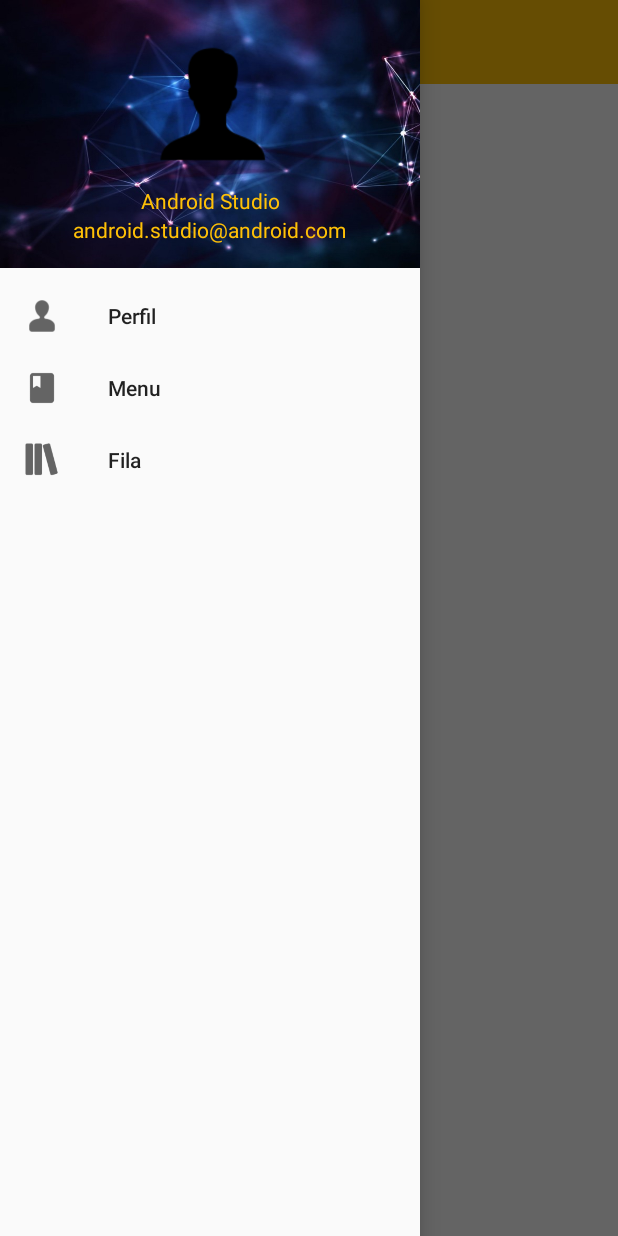
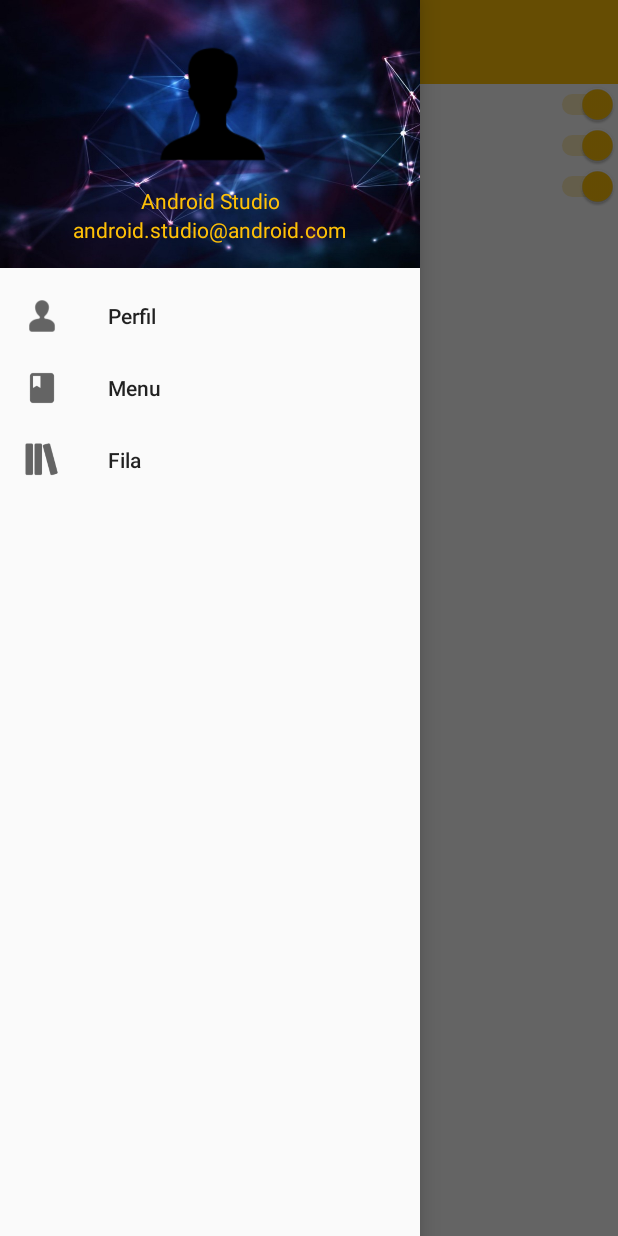
Before and after one commit to Lmorales3/ProyectoQuack, an Android app: the NotificacionActivity screen opened directly, with no data from a screen before it, with the side drawer open, on a phone screen of 412 x 824 dp. Run offline under Robolectric (Android 15) with nearby library versions, the phone set to English and light mode, and no system bars.

Commit message:
notificacion sin fila

```diff
--- a/app/src/main/AndroidManifest.xml
+++ b/app/src/main/AndroidManifest.xml
@@ -1,5 +1,6 @@
 <?xml version="1.0" encoding="utf-8"?>
 <manifest xmlns:android="http://schemas.android.com/apk/res/android"
+    xmlns:tools="http://schemas.android.com/tools"
     package="com.example.proyectoquack">
 
     <uses-permission android:name="android.permission.INTERNET" />
@@ -7,12 +8,14 @@
     <uses-permission android:name="com.android.alarm.permission.SET_ALARM"/>
 
     <application
+
         android:allowBackup="true"
         android:icon="@mipmap/ic_launcher"
         android:label="@string/app_name"
         android:roundIcon="@mipmap/ic_launcher_round"
         android:supportsRtl="true"
         android:theme="@style/AppTheme">
+
         <activity android:name=".Activities.EleccionMenuActivity" />
         <activity android:name=".Activities.EleccionComidaActivity" />
         <activity android:name=".Activities.MenuActivity" />
--- a/app/src/main/java/com/example/proyectoquack/Activities/NotificacionActivity.java
+++ b/app/src/main/java/com/example/proyectoquack/Activities/NotificacionActivity.java
@@ -7,6 +7,7 @@
 import android.content.BroadcastReceiver;
 import android.content.Context;
 import android.content.Intent;
+import android.content.SharedPreferences;
 import android.os.Bundle;
 import android.os.Handler;
 import android.support.design.widget.NavigationView;
@@ -19,7 +20,9 @@
 import android.view.Menu;
 import android.view.MenuItem;
 import android.view.View;
+import android.widget.CompoundButton;
 import android.widget.ImageView;
+import android.widget.Switch;
 import android.widget.TextView;
 import android.widget.Toast;
 
@@ -27,7 +30,14 @@
 import com.example.proyectoquack.Entidades.Usuario;
 import com.example.proyectoquack.MyReceiver;
 import com.example.proyectoquack.R;
+import com.example.proyectoquack.RWSettings;
 
+import java.io.DataInputStream;
+import java.io.DataOutputStream;
+import java.io.FileInputStream;
+import java.io.FileNotFoundException;
+import java.io.FileOutputStream;
+import java.io.IOException;
 import java.util.Date;
 
 public class NotificacionActivity extends AppCompatActivity implements NavigationView.OnNavigationItemSelectedListener {
@@ -41,7 +51,7 @@
 
     private boolean doubleBackToExitPressedOnce = false;
 
-
+    private Switch swn, swg, swj;
     @Override
     protected void onCreate(Bundle savedInstanceState) {
         super.onCreate(savedInstanceState);
@@ -57,7 +67,6 @@
         drawer.addDrawerListener(toggle);
         toggle.syncState();
 
-
         navigationView.setNavigationItemSelectedListener(this);
 
         View headView = navigationView.getHeaderView(0);
@@ -68,18 +77,23 @@
         HeaderConductor_foto.setImageResource(R.drawable.user);
 
 
-        Context context = getApplicationContext();
 
+        final Context context = getApplicationContext();
+
+        /*
         long sistime = ((long)Math.floor((System.currentTimeMillis() +
                 900000/2)/900000) * 900000) + 900000;//para notificar en intervalos de 15 min
-
+         */
+        //notificaciones
         Intent notifyIntent = new Intent(this, MyReceiver.class);
         PendingIntent pendingIntent = PendingIntent.getBroadcast
                 (context, 0, notifyIntent, PendingIntent.FLAG_UPDATE_CURRENT);
         AlarmManager alarmManager = (AlarmManager) context.getSystemService(Context.ALARM_SERVICE);
         alarmManager.setRepeating(AlarmManager.RTC_WAKEUP, /*sistime*/System.currentTimeMillis(),
-                15 * 1000 * 60 /* 60 * 24*/, pendingIntent);
+                15 * 1000 * 60/* 60 * 24*/, pendingIntent);
         //900000 milis = 15 min
+
+        /*
         Date d1 = new Date(2019,11,1,0,0),
                 d2 = new Date(2019,11,1,0,15),
                 d3 = new Date(2019,11,1,0,30,0),
@@ -89,6 +103,79 @@
                 +d3.getTime()+"\n"+d4.getTime()+"\n"
                 +System.currentTimeMillis()+"\n"
                 +sistime);//
+        */
+        final String activarNotificacion = "actnot.txt";
+        final String notifG = "ng.txt";
+        final String notifJ = "nj.txt";
+        boolean noti = RWSettings.read(activarNotificacion,context,true);
+        boolean gral = RWSettings.read(notifG,context,true);
+        boolean juna = RWSettings.read(notifJ,context,true);
+
+        swn = (Switch) findViewById(R.id.switch1);
+        swn.setChecked(noti);
+
+        swg = (Switch) findViewById(R.id.switch2);
+        swg.setChecked(gral);
+        swg.setEnabled(noti);
+
+        swj = (Switch) findViewById(R.id.switch3);
+        swj.setChecked(juna);
+        swj.setEnabled(noti);
+
+        swn.setOnCheckedChangeListener(new CompoundButton.OnCheckedChangeListener() {
+            public void onCheckedChanged(CompoundButton buttonView, boolean isChecked) {
+                RWSettings.flip(activarNotificacion,context);
+                swg.setEnabled(isChecked);
+                swj.setEnabled(isChecked);
+            }
+        });
+        swg.setOnCheckedChangeListener(new CompoundButton.OnCheckedChangeListener() {
+            public void onCheckedChanged(CompoundButton buttonView, boolean isChecked) {
+                RWSettings.flip(notifG,context);
+            }
+        });
+        swj.setOnCheckedChangeListener(new CompoundButton.OnCheckedChangeListener() {
+            public void onCheckedChanged(CompoundButton buttonView, boolean isChecked) {
+                RWSettings.flip(notifJ,context);
+            }
+        });
+        ///////////***************************
+        /*
+        try {//leer si notificaciones activadas
+            FileInputStream fis = openFileInput(activarNotificacion);
+            DataInputStream dis = new DataInputStream(fis);
+
+            Toast toast = Toast.makeText(context, "abierto", Toast.LENGTH_SHORT);
+            toast.show();
+
+            boolean actv = dis.readBoolean();
+
+            toast = Toast.makeText(context, "notif es "+actv, Toast.LENGTH_SHORT);
+            toast.show();
+
+            dis.close();
+        }catch (FileNotFoundException e){
+            //Toast toast = Toast.makeText(context, "no se encontró", Toast.LENGTH_SHORT);
+            //toast.show();
+            try{
+                //Toast toast2 = Toast.makeText(context, "crear", Toast.LENGTH_SHORT);
+                FileOutputStream fos = openFileOutput(activarNotificacion, MODE_PRIVATE);
+                DataOutputStream dos = new DataOutputStream(fos);
+                dos.writeBoolean(true);
+                dos.flush();
+                dos.close();
+            } catch (FileNotFoundException f){
+                //Toast toast2 = Toast.makeText(context, "no se creó", Toast.LENGTH_SHORT);
+                f.printStackTrace();
+            } catch (IOException f){
+                f.printStackTrace();
+            }
+            e.printStackTrace();
+        }catch (IOException e){
+            e.printStackTrace();
+        }
+         */
+        ///////////////**************************************************
 
     }
 
--- a/app/src/main/java/com/example/proyectoquack/MyReceiver.java
+++ b/app/src/main/java/com/example/proyectoquack/MyReceiver.java
@@ -3,6 +3,7 @@
 import android.content.BroadcastReceiver;
 import android.content.Context;
 import android.content.Intent;
+import android.widget.Toast;
 
 public class MyReceiver extends BroadcastReceiver {
     public MyReceiver() {
@@ -10,7 +11,8 @@
 
     @Override
     public void onReceive(Context context, Intent intent) {
-
+        //Toast toast = Toast.makeText(context, "1", Toast.LENGTH_SHORT);
+        //toast.show();
         Intent intent1 = new Intent(context, MyNewIntentService.class);
         context.startService(intent1);
     }
--- a/app/src/main/res/layout/activity_notificacion.xml
+++ b/app/src/main/res/layout/activity_notificacion.xml
@@ -20,13 +20,34 @@
         android:background="?attr/colorPrimary"
         app:popupTheme="@style/AppTheme.PopupOverlay"
         app:title="Proyecto Quack" />
-
+<!--
     <TextView
         android:id="@+id/textView10"
         android:layout_width="match_parent"
         android:layout_height="wrap_content"
         android:gravity="center_horizontal|center_vertical"
         android:text="I like bananas because they have no bones" />
+-->
+        <Switch
+            android:id="@+id/switch1"
+            android:layout_width="match_parent"
+            android:layout_height="wrap_content"
+            android:text="Notificaciones"
+            android:gravity="center_horizontal|center_vertical"/>
+
+        <Switch
+            android:id="@+id/switch2"
+            android:layout_width="match_parent"
+            android:layout_height="wrap_content"
+            android:text="Fila general"
+            android:gravity="center_horizontal|center_vertical"/>
+
+        <Switch
+            android:id="@+id/switch3"
+            android:layout_width="match_parent"
+            android:layout_height="wrap_content"
+            android:text="Fila JUNAEB"
+            android:gravity="center_horizontal|center_vertical"/>
 
     </LinearLayout>
 
@@ -40,4 +61,5 @@
         app:menu="@menu/activity_conductor_drawer" />
 
 
+
 </android.support.v4.widget.DrawerLayout>
--- a/build.gradle
+++ b/build.gradle
@@ -4,11 +4,9 @@
     repositories {
         google()
         jcenter()
-
     }
     dependencies {
         classpath 'com.android.tools.build:gradle:3.5.0'
-
         // NOTE: Do not place your application dependencies here; they belong
         // in the individual module build.gradle files
     }
```
Also changed, not shown: app/src/main/java/com/example/proyectoquack/Activities/UsuarioActivity.java (+13 -0 lines), app/src/main/java/com/example/proyectoquack/MyNewIntentService.java (+51 -8 lines), app/src/main/java/com/example/proyectoquack/RWSettings.java (added, +110 -0 lines), gradle.properties (line endings or trailing spaces).
